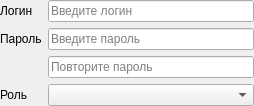
First picture: the form in Forms/UserDataForm/UserDataForm.ui, repository maks1596/professional-qualities-admin, before the edit.
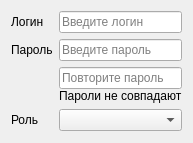
Second picture: the form after the edit.

Commit message: Добавлена подсказка для паролей на форму ввода пользовательских данных

Diff of the .ui file:
```diff
--- a/Forms/UserDataForm/UserDataForm.ui
+++ b/Forms/UserDataForm/UserDataForm.ui
@@ -6,26 +6,14 @@
    <rect>
     <x>0</x>
     <y>0</y>
-    <width>254</width>
-    <height>98</height>
+    <width>187</width>
+    <height>143</height>
    </rect>
   </property>
   <property name="windowTitle">
    <string>Form</string>
   </property>
   <layout class="QFormLayout" name="formLayout">
-   <property name="leftMargin">
-    <number>0</number>
-   </property>
-   <property name="topMargin">
-    <number>0</number>
-   </property>
-   <property name="rightMargin">
-    <number>0</number>
-   </property>
-   <property name="bottomMargin">
-    <number>0</number>
-   </property>
    <item row="0" column="0">
     <widget class="QLabel" name="label">
      <property name="text">
@@ -50,7 +38,7 @@
    <item row="1" column="1">
     <widget class="QLineEdit" name="passwordLineEdit">
      <property name="echoMode">
-      <enum>QLineEdit::PasswordEchoOnEdit</enum>
+      <enum>QLineEdit::Password</enum>
      </property>
      <property name="placeholderText">
       <string>Введите пароль</string>
@@ -58,14 +46,34 @@
     </widget>
    </item>
    <item row="2" column="1">
+    <layout class="QVBoxLayout" name="verticalLayout">
+     <property name="spacing">
+      <number>0</number>
+     </property>
+     <item>
     <widget class="QLineEdit" name="repeatPasswordLineEdit">
      <property name="echoMode">
-      <enum>QLineEdit::PasswordEchoOnEdit</enum>
+        <enum>QLineEdit::Password</enum>
      </property>
      <property name="placeholderText">
       <string>Повторите пароль</string>
      </property>
     </widget>
+     </item>
+     <item>
+      <widget class="QLabel" name="passwordsHintLabel">
+       <property name="text">
+        <string>Пароли не совпадают</string>
+       </property>
+       <property name="margin">
+        <number>0</number>
+       </property>
+       <property name="indent">
+        <number>-1</number>
+       </property>
+      </widget>
+     </item>
+    </layout>
    </item>
    <item row="3" column="0">
     <widget class="QLabel" name="label_4">
```
Lines whose indentation alone changed are shown as unchanged. The commit also changes 3 other files.
